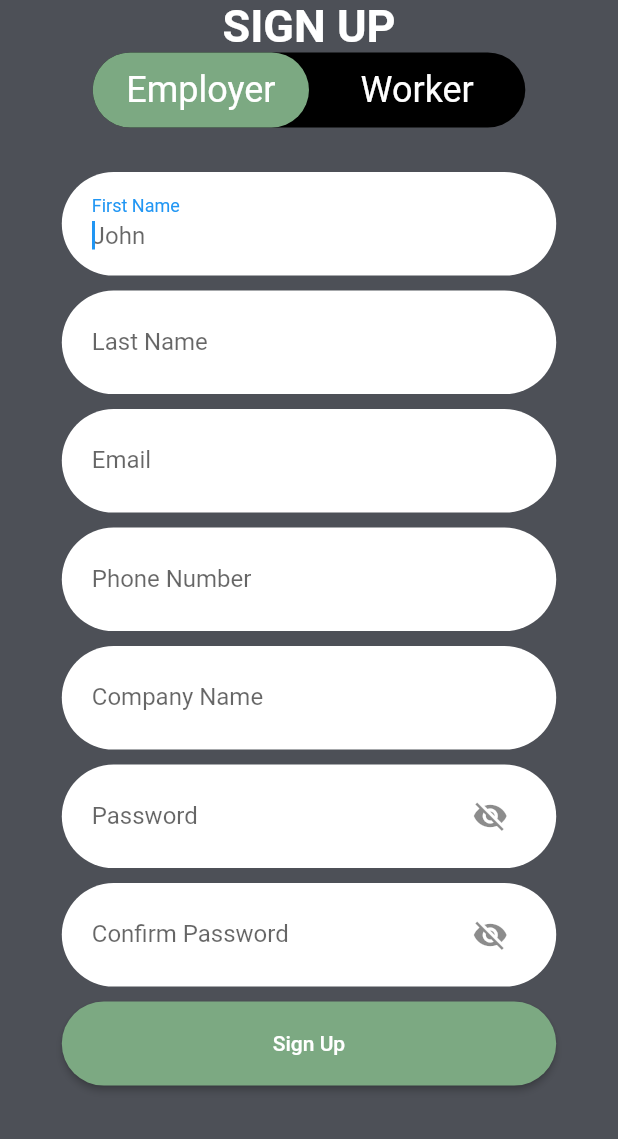
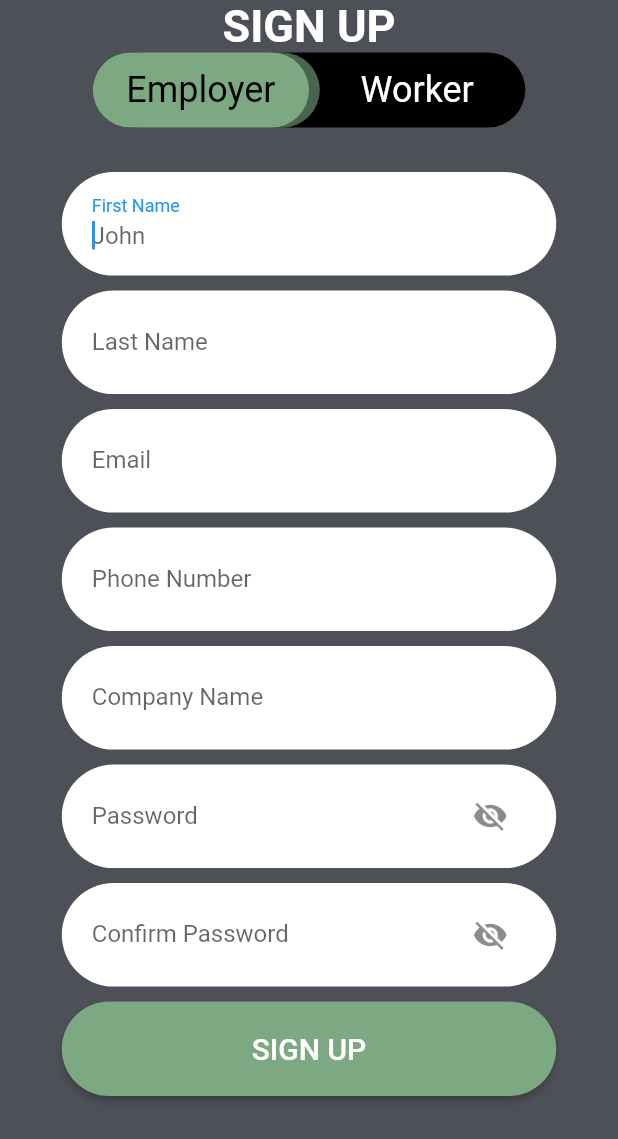
Before and after one commit to cgprats/COP4331-SchedulingManager, a Flutter app: the screen it shows after launch, after a tap on "Employer", on a phone screen of 412 x 824 dp. Shown: the top 1139 px of the screen. Run offline on Flutter 3.47's test engine with Material 2 defaults, Android fonts, the phone set to English and light mode, and no system bars; accounts and stored records are empty.

Commit message:
Update Transition for Sign Up button

```diff
--- a/mobile/lib/components/rounded_button.dart
+++ b/mobile/lib/components/rounded_button.dart
@@ -1,18 +1,19 @@
 import 'package:flutter/material.dart';
 
 import 'package:mobile/utils/CustomColors.dart';
+import 'package:mobile/utils/global_data.dart';
 
-class RoundedButton extends StatelessWidget {
+class RoundedButton extends StatefulWidget {
   final String text;
-  final Function()? onPress;
+  final Function()? onPressed;
   final Color color, textColor;
   final double width;
   final double height;
 
   const RoundedButton({
-    // Key key,
+    Key? key,
     this.text = '',
-    required this.onPress,
+    required this.onPressed,
     this.color = CustomColors.purple,
     this.textColor = CustomColors.white,
     this.width = double.infinity,
@@ -20,32 +21,72 @@ class RoundedButton extends StatelessWidget {
   }); // : super(key: key);
 
   @override
+  _RoundedButtonState createState() => _RoundedButtonState();
+}
+
+class _RoundedButtonState extends State<RoundedButton>
+    with SingleTickerProviderStateMixin {
+  late AnimationController _animationController;
+  late Animation _colorTween;
+
+  @override
+  void initState() {
+    _animationController = AnimationController(
+      vsync: this,
+      duration: Duration(milliseconds: 500),
+    );
+    _colorTween = ColorTween(
+      begin: CustomColors.purple,
+      end: CustomColors.green,
+    ).animate(_animationController);
+    super.initState();
+  }
+
+  @override
+  void didUpdateWidget(oldWidget) {
+    super.didUpdateWidget(oldWidget);
+    if (GlobalData.accountType == 1)
+      _animationController.forward();
+    else
+      _animationController.reverse();
+  }
+
+  @override
+  void dispose() {
+    _animationController.dispose();
+    super.dispose();
+  }
+
+  @override
   Widget build(BuildContext context) {
-    return Container(
-      width: this.width,
+    return AnimatedBuilder(
+      animation: _colorTween,
+      builder: (context, child) => Container(
+        width: widget.width,
         margin: EdgeInsets.symmetric(vertical: 5),
         child: ElevatedButton(
           style: ButtonStyle(
             padding: MaterialStateProperty.all<EdgeInsetsGeometry>(
               EdgeInsets.symmetric(vertical: 20, horizontal: 20),
             ),
-          backgroundColor: MaterialStateProperty.all<Color>(
-            this.color,
-          ),
             shape: MaterialStateProperty.all<RoundedRectangleBorder>(
               RoundedRectangleBorder(
                 borderRadius: BorderRadius.circular(999),
               ),
             ),
-          // fixedSize: MaterialStateProperty.all<Size>(
-          //   Size(this.width, this.height),
-          // ),
+            backgroundColor: MaterialStateProperty.all<Color>(
+              _colorTween.value,
+            ),
           ),
           child: Text(
-          this.text,
-          style: TextStyle(color: this.textColor),
+            widget.text,
+            style: TextStyle(
+              color: widget.textColor,
+              fontSize: 20,
             ),
-        onPressed: onPress,
+          ),
+          onPressed: widget.onPressed,
+        ),
       ),
     );
   }
--- a/mobile/lib/screens/SignUpScreen.dart
+++ b/mobile/lib/screens/SignUpScreen.dart
@@ -23,11 +23,9 @@ class _SignUpScreenState extends State<SignUpScreen> {
       body: SingleChildScrollView(
         padding: EdgeInsets.only(top: MediaQuery.of(context).viewPadding.top),
         child: Container(
-          // height: size.height,
           width: double.infinity,
           child: Column(
             mainAxisAlignment: MainAxisAlignment.center,
-            // crossAxisAlignment: CrossAxisAlignment.center,
             children: <Widget>[
               Text(
                 "SIGN UP",
@@ -154,23 +152,6 @@ class _SignUpFormState extends State<_SignUpForm> {
                     ),
                   ],
                 ),
-                // RoundedInputField(
-                //   labelText: 'Company ' +
-                //       () {
-                //         if (GlobalData.accountType == 1)
-                //           return 'Name';
-                //         else
-                //           return 'Code';
-                //       }(),
-                //   hintText: '1234',
-                //   width: _size.width * 0.8,
-                //   onChanged: (text) {
-                //     if (GlobalData.accountType == 1)
-                //       _payload['companyName'] = text;
-                //     else
-                //       _payload['companyCode'] = text;
-                //   },
-                // ),
                 RoundedInputField(
                   order: 6,
                   labelText: 'Password',
@@ -180,9 +161,7 @@ class _SignUpFormState extends State<_SignUpForm> {
                   onChanged: (text) {
                     _payload['password'] = text;
                   },
-                  onFieldSubmitted: (text) {
-
-                  },
+                  onFieldSubmitted: (text) {},
                   suffixIcon: IconButton(
                     focusNode: FocusNode(skipTraversal: true),
                     icon: Icon(
@@ -235,56 +214,18 @@ class _SignUpFormState extends State<_SignUpForm> {
               ),
             ),
           ),
-          Stack(
-            children: <Widget>[
-              AnimatedContainer(
-                duration: Duration(milliseconds: 1000),
-                curve: Curves.elasticOut,
-                alignment: GlobalData.accountType == 1
-                    ? AlignmentDirectional(0, 0)
-                    : AlignmentDirectional(10, 0),
-                child: RoundedButton(
-                  text: 'Sign Up',
-                  width: _size.width * 0.8,
-                  color: CustomColors.green,
-                  onPress: () {
-                    if (_formKey.currentState!.validate()) {
-                      _register(_payload);
-                    }
-                  },
-                ),
-              ),
-              AnimatedContainer(
-                duration: Duration(milliseconds: 1000),
-                curve: Curves.elasticOut,
-                alignment: GlobalData.accountType == 0
-                    ? AlignmentDirectional(0, 0)
-                    : AlignmentDirectional(-10, 0),
-                child: RoundedButton(
-                  text: 'Sign Up',
-                  width: _size.width * 0.8,
-                  color: CustomColors.purple,
-                  onPress: () {
-                    if (_formKey.currentState!.validate()) {
-                      _register(_payload);
-                    }
-                  },
-                ),
-              ),
-            ],
+          RoundedButton(
+            text: 'SIGN UP',
+            width: _size.width * 0.8,
+            color: GlobalData.accountType == 1
+                ? CustomColors.green
+                : CustomColors.purple,
+            onPressed: () {
+              if (_formKey.currentState!.validate()) {
+                _register(_payload);
+              }
+            },
           ),
-          // RoundedButton(
-          //   text: 'Sign Up',
-          //   width: _size.width * 0.8,
-          //   color: GlobalData.accountType == 1
-          //       ? CustomColors.green
-          //       : CustomColors.purple,
-          //   onPress: () {
-          //     if (_formKey.currentState!.validate()) {
-          //       _register(_payload);
-          //     }
-          //   },
-          // ),
         ],
       ),
     );
@@ -333,8 +274,28 @@ class _AccountTypeSelectorState extends State<_AccountTypeSelector> {
             duration: Duration(milliseconds: 1000),
             curve: Curves.elasticOut,
             alignment: GlobalData.accountType == 1
-                ? Alignment.centerLeft
-                : Alignment.centerRight,
+                ? AlignmentDirectional(-0.9, 0)
+                : AlignmentDirectional(0.9, 0),
+            child: FractionallySizedBox(
+              heightFactor: 1.0,
+              widthFactor: 0.5,
+              child: AnimatedContainer(
+                duration: Duration(milliseconds: 500),
+                decoration: BoxDecoration(
+                  color: GlobalData.accountType == 1
+                      ? CustomColors.green.withAlpha(150)
+                      : CustomColors.purple.withAlpha(150),
+                  borderRadius: BorderRadius.circular(999),
+                ),
+              ),
+            ),
+          ),
+          AnimatedContainer(
+            duration: Duration(milliseconds: 1000),
+            curve: Curves.elasticOut,
+            alignment: GlobalData.accountType == 1
+                ? AlignmentDirectional(-1, 0)
+                : AlignmentDirectional(1, 0),
             child: FractionallySizedBox(
               heightFactor: 1.0,
               widthFactor: 0.5,
@@ -366,7 +327,9 @@ class _AccountTypeSelectorState extends State<_AccountTypeSelector> {
                     child: Text(
                       'Employer',
                       style: TextStyle(
-                        color: CustomColors.white,
+                        color: GlobalData.accountType == 1
+                            ? CustomColors.black
+                            : CustomColors.white,
                         fontSize: 24,
                       ),
                     ),
@@ -388,7 +351,9 @@ class _AccountTypeSelectorState extends State<_AccountTypeSelector> {
                     child: Text(
                       'Worker',
                       style: TextStyle(
-                        color: CustomColors.white,
+                        color: GlobalData.accountType == 0
+                            ? CustomColors.black
+                            : CustomColors.white,
                         fontSize: 24,
                       ),
                     ),
```
Lines whose indentation alone changed are shown as unchanged.
